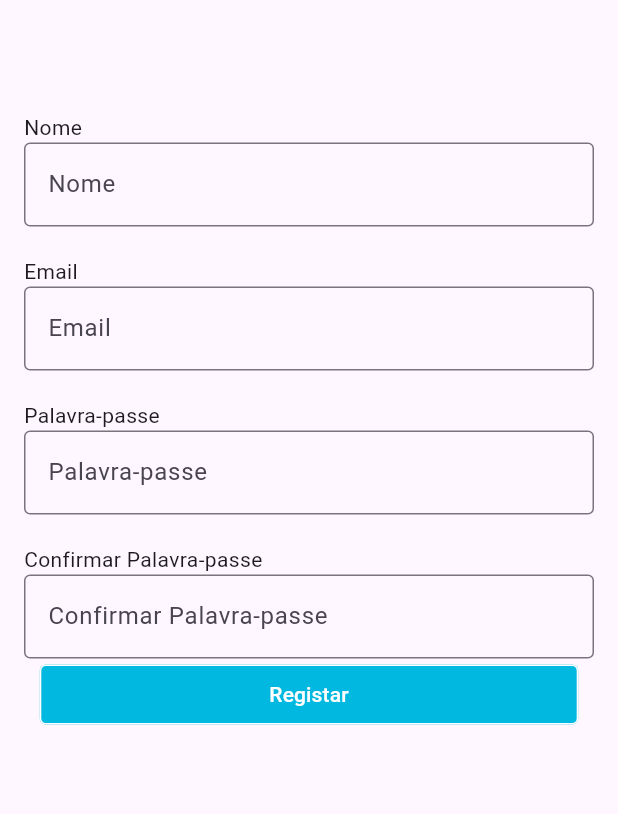
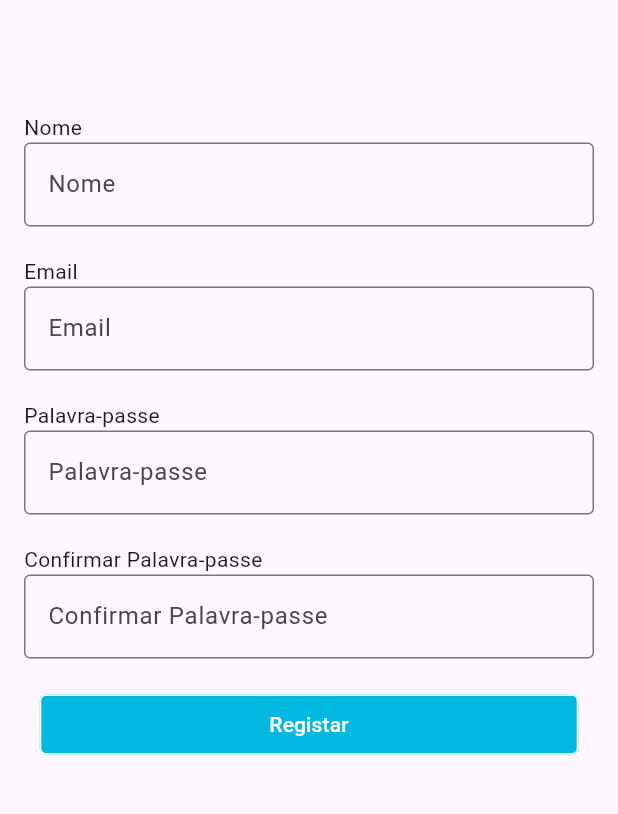
Before and after one commit to Eduard008augusto/Projeto-integrado, a Flutter app: the screen it shows after launch, after a tap on "Clique aqui!", on a phone screen of 412 x 824 dp, the part 345-1159 px from its top. Run offline on Flutter 3.47's test engine with Material 3 defaults, Android fonts, the phone set to English and light mode, and no system bars; our stand-ins replace firebase_auth, firebase_core, flutter_rating_bar, flutter_svg, google_sign_in, image_picker and 2 more; missing offline and left inert: flutter_facebook_auth; accounts and stored records are empty; network calls fail; project files that could hold a hidden picture were left out.

```diff
--- a/PDM/soft_shares/lib/login.dart
+++ b/PDM/soft_shares/lib/login.dart
@@ -94,6 +94,8 @@ class Login extends StatelessWidget {
                 ],
               ),
             ),*/
+
+            const SizedBox(height: 20.0,),
 
             OutlinedButton(onPressed: () async {
               if (emailController.text.isEmpty || passController.text.isEmpty) {
--- a/PDM/soft_shares/lib/registo.dart
+++ b/PDM/soft_shares/lib/registo.dart
@@ -125,6 +125,8 @@ class Registar extends StatelessWidget {
               ),
             ),
 
+            const SizedBox(height: 20.0,),
+
             OutlinedButton(
               onPressed: () async {
                 try{
```
